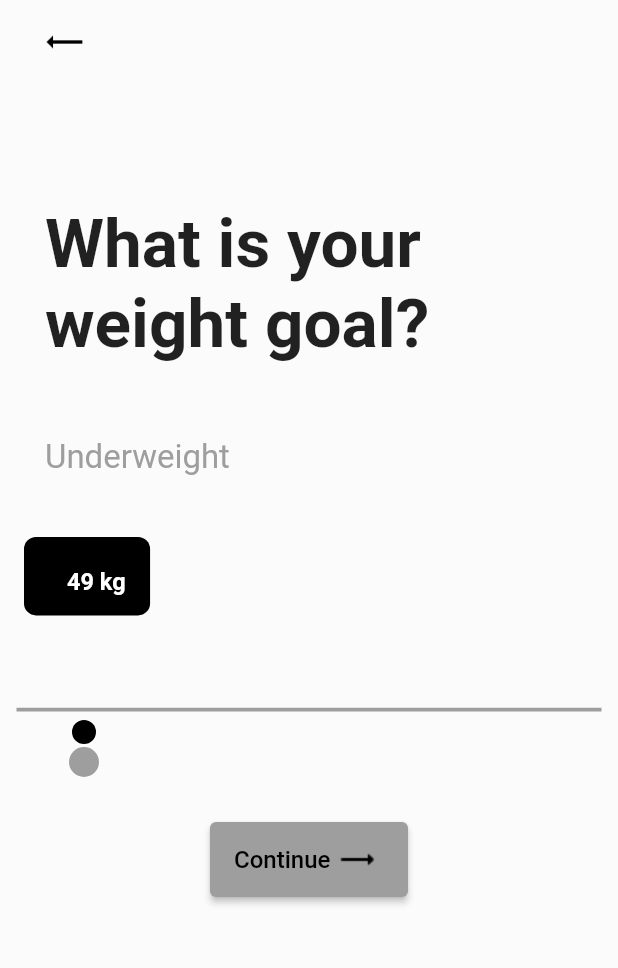
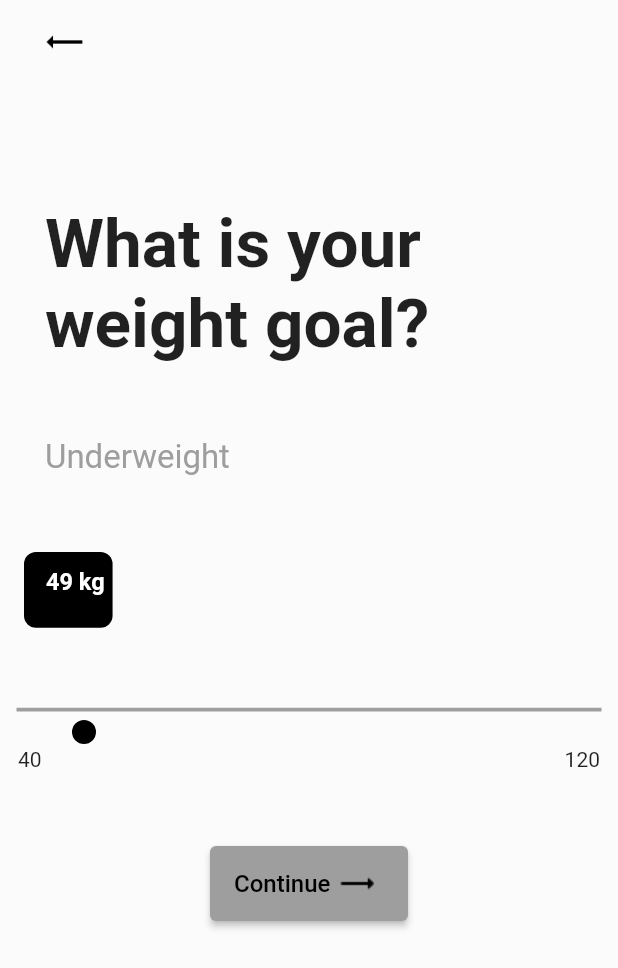
Before and after one commit to kotrotko/slider, a Flutter app: the screen it shows after launch, on a phone screen of 412 x 824 dp. Shown: the top 968 px of the screen. Run offline on Flutter 3.47's test engine with Material 2 defaults, Android fonts, the phone set to English and light mode, and no system bars.

Commit message:
grey shadow appears and disappears

```diff
--- a/lib/main.dart
+++ b/lib/main.dart
@@ -91,12 +91,27 @@ class _WaveAppState extends State<WaveApp> {
                   ]
                 )),
                 SizedBox(height: 50.0),
-                WaveSlider(onChanged: (double val){
-                  setState(() {
-                    _personWeight = (val * 100).round();
-                  });
-                }, tap: () {  },),
-                SizedBox(height: 50.0),
+                Column(
+                  children: [
+                    WaveSlider(onChanged: (double val){
+                      setState(() {
+                        _personWeight = (val * 100).round();
+                      });
+                    }, tap: () {  },),
+                    Padding(
+                      padding: const EdgeInsets.symmetric(horizontal: 12.0),
+                      child: Row(
+                        mainAxisAlignment: MainAxisAlignment.spaceBetween,
+                        children: [
+                          Text("40"),
+                          Text("120"),
+                  ],
+                ),
+                    ),
+                ]),
+                SizedBox(
+                  height: 50.0,
+                ),
                 ElevatedButton(
                     child: Container(
                       height: 50.0,
--- a/lib/wave_painter.dart
+++ b/lib/wave_painter.dart
@@ -73,6 +73,7 @@ class WavePainter extends CustomPainter {
     //double waveHeight =lerpDouble(size.height, line.controlHeight, Curves.elasticOut.transform(animationProgress));
     //line.controlHeight = waveHeight;
     _paintWaveLine(canvas, size, line);
+    _paintBlockShadow(canvas, size);
   }
 
   _paintRestingWave(Canvas canvas, Size size) {
@@ -85,6 +86,7 @@ class WavePainter extends CustomPainter {
   _paintSlidingWave(Canvas canvas, Size size) {
     WaveCurveDefinitions curveDefinitions = _calculateWaveLineDefinitions(size);
     _paintWaveLine(canvas, size, curveDefinitions);
+    _paintBlockShadow(canvas, size);
   }
   _paintStoppingWave(Canvas canvas, Size size) {
     WaveCurveDefinitions line = _calculateWaveLineDefinitions(size);
@@ -188,10 +190,10 @@ class WavePainter extends CustomPainter {
 
   _paintBlock(Canvas canvas, Size size){
 
-    final borderPaint = Paint()
-      ..color = Colors.green
-      ..strokeWidth = 2
-      ..style = PaintingStyle.stroke;
+    // final borderPaint = Paint()
+    //   ..color = Colors.green
+    //   ..strokeWidth = 2
+    //   ..style = PaintingStyle.stroke;
 
     final textStyle = TextStyle(
       color: Colors.white,
@@ -216,20 +218,26 @@ class WavePainter extends CustomPainter {
     );
 
     //creating the tooltip position
-    Offset toolTipOffset = Offset(((sliderPosition! - 10.0) - sliderPosition!*0.03), size.height - 120.0); //TODO here is size.height
-
+    //Offset toolTipOffset = Offset(((sliderPosition! - 10.0) - sliderPosition!*0.03), size.height - 120.0); //TODO here is size.height
+    Offset toolTipOffset = Offset(((sliderPosition! - 24) - sliderPosition!*0.03), size.height - 120.0); //TODO here is size.height
     //creating the text position
     Offset textOffset = Offset(toolTipOffset.dx, toolTipOffset.dy);
 
-     canvas.drawRRect(RRect.fromRectAndCorners(Offset((sliderPosition! - 40.0), size.height - 140.0) & Size((sliderPosition!*0.09 + 80.0), (sliderPosition!*0.05 + 50.0)),
-       topRight: Radius.circular(8), topLeft: Radius.circular(8), bottomRight: Radius.circular(8), bottomLeft: Radius.circular(8)), Paint());
+     // canvas.drawRRect(RRect.fromRectAndCorners(Offset((sliderPosition! - 40.0), size.height - 130.0) & Size((sliderPosition!*0.09 + 80.0), (sliderPosition!*0.01 + 50.0)),
+     //   topRight: Radius.circular(8), topLeft: Radius.circular(8), bottomRight: Radius.circular(8), bottomLeft: Radius.circular(8)), Paint());
+    canvas.drawRRect(RRect.fromRectAndCorners(Offset((sliderPosition! - 40.0), size.height - 130.0) & Size((sliderPosition!*0.09 + 55.0), (sliderPosition!*0.01 + 50.0)),
+        topRight: Radius.circular(8), topLeft: Radius.circular(8), bottomRight: Radius.circular(8), bottomLeft: Radius.circular(8)), Paint());
 
     canvas.drawCircle(Offset(sliderPosition!, size.height - 10.0), 8.0, fillPainter);
 
-    canvas.drawCircle(Offset(sliderPosition!, size.height + 10.0), 10.0, fillPainterShadow);
+    //canvas.drawCircle(Offset(sliderPosition!, size.height + 10.0), 10.0, fillPainterShadow);
 
    //painting the text
     textPainter.paint(canvas, textOffset);
+  }
+
+  _paintBlockShadow(canvas, size){
+    canvas.drawCircle(Offset(sliderPosition!, size.height + 10.0), 10.0, fillPainterShadow);
   }
 
     @override
--- a/lib/wave_slider.dart
+++ b/lib/wave_slider.dart
@@ -87,8 +87,8 @@ class _WaveSliderState extends State<WaveSlider> with TickerProviderStateMixin {
   double _sliderEdges(_dragPosition){
     if (_dragPosition < 45.0){
       _dragPosition = 45.0;
-    }else if(_dragPosition > 320.0){
-      _dragPosition = 320.0;
+    }else if(_dragPosition > 340.0){
+      _dragPosition = 340.0;
     }else{
       _dragPosition = _dragPosition;
     }
```
